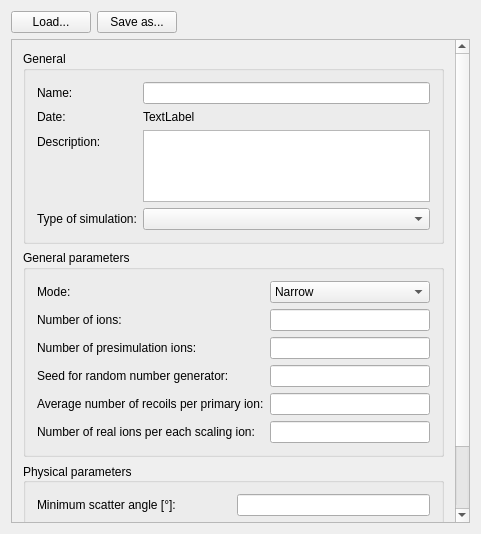
Qt form ui_files/ui_request_simulation_settings.ui (JYU-IBA/potku) before a commit.
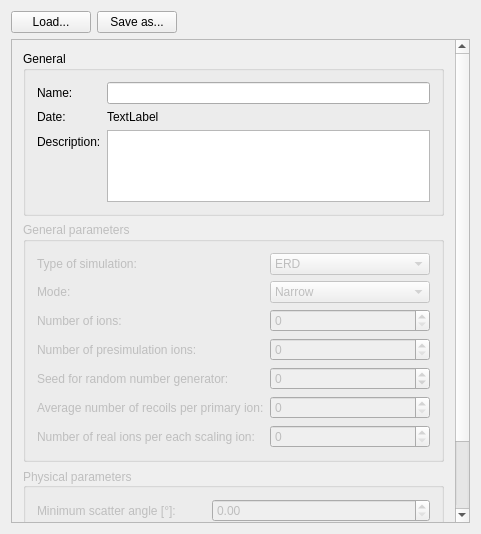
The same form after that commit.

Commit message:
Changed the behaviour of ElementSettingsDialog regarding default settings.
Now the user can toggle the default settings checkbox without losing the changes they've made. If default settings are used and applied, the specific .mcsimu setting file is removed if it exists.

What changed in the file:
```diff
--- a/ui_files/ui_request_simulation_settings.ui
+++ b/ui_files/ui_request_simulation_settings.ui
@@ -214,7 +214,7 @@
                </widget>
               </item>
               <item row="2" column="1">
-               <widget class="QPlainTextEdit" name="descriptionLineEdit">
+                <widget class="QPlainTextEdit" name="descriptionPlainTextEdit">
                 <property name="sizePolicy">
                  <sizepolicy hsizetype="Expanding" vsizetype="Fixed">
                   <horstretch>0</horstretch>
@@ -226,57 +226,16 @@
                 </property>
                </widget>
               </item>
-              <item row="3" column="0">
-               <widget class="QLabel" name="typeOfSimulationLabel_2">
-                <property name="sizePolicy">
-                 <sizepolicy hsizetype="Preferred" vsizetype="Preferred">
-                  <horstretch>0</horstretch>
-                  <verstretch>0</verstretch>
-                 </sizepolicy>
-                </property>
-                <property name="minimumSize">
-                 <size>
-                  <width>0</width>
-                  <height>0</height>
-                 </size>
-                </property>
-                <property name="text">
-                 <string>Type of simulation:</string>
-                </property>
-               </widget>
-              </item>
-              <item row="3" column="1">
-               <widget class="QComboBox" name="typeOfSimulationComboBox">
-                <property name="sizePolicy">
-                 <sizepolicy hsizetype="Expanding" vsizetype="Fixed">
-                  <horstretch>0</horstretch>
-                  <verstretch>0</verstretch>
-                 </sizepolicy>
-                </property>
-                <property name="minimumSize">
-                 <size>
-                  <width>0</width>
-                  <height>0</height>
-                 </size>
-                </property>
-                <property name="maximumSize">
-                 <size>
-                  <width>16777215</width>
-                  <height>16777215</height>
-                 </size>
-                </property>
-                <property name="layoutDirection">
-                 <enum>Qt::LeftToRight</enum>
-                </property>
-               </widget>
-              </item>
              </layout>
             </item>
            </layout>
           </widget>
          </item>
          <item>
-          <widget class="QGroupBox" name="nonphysicalParams_2">
+           <widget class="QGroupBox" name="generalParametersGroupBox">
+            <property name="enabled">
+             <bool>false</bool>
+            </property>
            <property name="sizePolicy">
             <sizepolicy hsizetype="Preferred" vsizetype="Preferred">
              <horstretch>0</horstretch>
@@ -292,7 +251,7 @@
            <layout class="QVBoxLayout" name="verticalLayout_9">
             <item>
              <layout class="QFormLayout" name="formLayout_2">
-              <item row="0" column="0">
+               <item row="1" column="0">
                <widget class="QLabel" name="recoilAngleWidthLabel_2">
                 <property name="sizePolicy">
                  <sizepolicy hsizetype="Preferred" vsizetype="Preferred">
@@ -311,7 +270,7 @@
                 </property>
                </widget>
               </item>
-              <item row="0" column="1">
+               <item row="1" column="1">
                <widget class="QComboBox" name="modeComboBox">
                 <property name="sizePolicy">
                  <sizepolicy hsizetype="Preferred" vsizetype="Fixed">
@@ -343,7 +302,7 @@
                 </item>
                </widget>
               </item>
-              <item row="1" column="0">
+               <item row="2" column="0">
                <widget class="QLabel" name="numberOfIonsLabel_2">
                 <property name="sizePolicy">
                  <sizepolicy hsizetype="Preferred" vsizetype="Preferred">
@@ -362,29 +321,17 @@
                 </property>
                </widget>
               </item>
-              <item row="1" column="1">
-               <widget class="QLineEdit" name="noOfIonsLineEdit">
-                <property name="sizePolicy">
-                 <sizepolicy hsizetype="Expanding" vsizetype="Fixed">
-                  <horstretch>0</horstretch>
-                  <verstretch>0</verstretch>
-                 </sizepolicy>
-                </property>
-                <property name="minimumSize">
-                 <size>
-                  <width>0</width>
-                  <height>0</height>
-                 </size>
-                </property>
-                <property name="maximumSize">
-                 <size>
-                  <width>16777215</width>
-                  <height>16777215</height>
-                 </size>
+               <item row="2" column="1">
+                <widget class="QSpinBox" name="numberOfIonsSpinBox">
+                 <property name="maximum">
+                  <number>999999999</number>
+                 </property>
+                 <property name="singleStep">
+                  <number>100000</number>
                 </property>
                </widget>
               </item>
-              <item row="2" column="0">
+               <item row="3" column="0">
                <widget class="QLabel" name="numberOfPresimuIonsLabel_2">
                 <property name="sizePolicy">
                  <sizepolicy hsizetype="Preferred" vsizetype="Preferred">
@@ -403,7 +350,17 @@
                 </property>
                </widget>
               </item>
-              <item row="3" column="0">
+               <item row="3" column="1">
+                <widget class="QSpinBox" name="numberOfPreIonsSpinBox">
+                 <property name="maximum">
+                  <number>999999999</number>
+                 </property>
+                 <property name="singleStep">
+                  <number>10000</number>
+                 </property>
+                </widget>
+               </item>
+               <item row="4" column="0">
                <widget class="QLabel" name="seedLabel_2">
                 <property name="sizePolicy">
                  <sizepolicy hsizetype="Preferred" vsizetype="Preferred">
@@ -422,70 +379,43 @@
                 </property>
                </widget>
               </item>
-              <item row="3" column="1">
-               <widget class="QLineEdit" name="seedLineEdit">
-                <property name="sizePolicy">
-                 <sizepolicy hsizetype="Expanding" vsizetype="Fixed">
-                  <horstretch>0</horstretch>
-                  <verstretch>0</verstretch>
-                 </sizepolicy>
-                </property>
-                <property name="minimumSize">
-                 <size>
-                  <width>0</width>
-                  <height>0</height>
-                 </size>
-                </property>
-                <property name="maximumSize">
-                 <size>
-                  <width>16777215</width>
-                  <height>16777215</height>
-                 </size>
-                </property>
-               </widget>
-              </item>
-              <item row="4" column="0">
-               <widget class="QLabel" name="averageNumberOfRecoilsLabel_2">
-                <property name="sizePolicy">
-                 <sizepolicy hsizetype="Preferred" vsizetype="Preferred">
-                  <horstretch>0</horstretch>
-                  <verstretch>0</verstretch>
-                 </sizepolicy>
-                </property>
-                <property name="minimumSize">
-                 <size>
-                  <width>0</width>
-                  <height>0</height>
-                 </size>
-                </property>
-                <property name="text">
-                 <string>Average number of recoils per primary ion:</string>
-                </property>
-               </widget>
-              </item>
               <item row="4" column="1">
-               <widget class="QLineEdit" name="noOfRecoilsLineEdit">
-                <property name="sizePolicy">
-                 <sizepolicy hsizetype="Expanding" vsizetype="Fixed">
-                  <horstretch>0</horstretch>
-                  <verstretch>0</verstretch>
-                 </sizepolicy>
-                </property>
-                <property name="minimumSize">
-                 <size>
-                  <width>0</width>
-                  <height>0</height>
-                 </size>
-                </property>
-                <property name="maximumSize">
-                 <size>
-                  <width>16777215</width>
-                  <height>16777215</height>
-                 </size>
+                <widget class="QSpinBox" name="seedSpinBox">
+                 <property name="minimum">
+                  <number>-999999999</number>
+                 </property>
+                 <property name="maximum">
+                  <number>999999999</number>
                 </property>
                </widget>
               </item>
               <item row="5" column="0">
+                <widget class="QLabel" name="averageNumberOfRecoilsLabel_2">
+                 <property name="sizePolicy">
+                  <sizepolicy hsizetype="Preferred" vsizetype="Preferred">
+                   <horstretch>0</horstretch>
+                   <verstretch>0</verstretch>
+                  </sizepolicy>
+                 </property>
+                 <property name="minimumSize">
+                  <size>
+                   <width>0</width>
+                   <height>0</height>
+                  </size>
+                 </property>
+                 <property name="text">
+                  <string>Average number of recoils per primary ion:</string>
+                 </property>
+                </widget>
+               </item>
+               <item row="5" column="1">
+                <widget class="QSpinBox" name="numberOfRecoilsSpinBox">
+                 <property name="maximum">
+                  <number>999999999</number>
+                 </property>
+                </widget>
+               </item>
+               <item row="6" column="0">
                <widget class="QLabel" name="numberOfRealIonsLabel_2">
                 <property name="sizePolicy">
                  <sizepolicy hsizetype="Preferred" vsizetype="Preferred">
@@ -504,10 +434,17 @@
                 </property>
                </widget>
               </item>
-              <item row="5" column="1">
-               <widget class="QLineEdit" name="noOfScalingLineEdit">
+               <item row="6" column="1">
+                <widget class="QSpinBox" name="numberOfScalingIonsSpinBox">
+                 <property name="maximum">
+                  <number>999999999</number>
+                 </property>
+                </widget>
+               </item>
+               <item row="0" column="0">
+                <widget class="QLabel" name="typeOfSimulationLabel_2">
                 <property name="sizePolicy">
-                 <sizepolicy hsizetype="Expanding" vsizetype="Fixed">
+                  <sizepolicy hsizetype="Preferred" vsizetype="Preferred">
                   <horstretch>0</horstretch>
                   <verstretch>0</verstretch>
                  </sizepolicy>
@@ -518,16 +455,13 @@
                   <height>0</height>
                  </size>
                 </property>
-                <property name="maximumSize">
-                 <size>
-                  <width>16777215</width>
-                  <height>16777215</height>
-                 </size>
+                 <property name="text">
+                  <string>Type of simulation:</string>
                 </property>
                </widget>
               </item>
-              <item row="2" column="1">
-               <widget class="QLineEdit" name="noOfPreionsLineEdit">
+               <item row="0" column="1">
+                <widget class="QComboBox" name="typeOfSimulationComboBox">
                 <property name="sizePolicy">
                  <sizepolicy hsizetype="Expanding" vsizetype="Fixed">
                   <horstretch>0</horstretch>
@@ -546,6 +480,19 @@
                   <height>16777215</height>
                  </size>
                 </property>
+                 <property name="layoutDirection">
+                  <enum>Qt::LeftToRight</enum>
+                 </property>
+                 <item>
+                  <property name="text">
+                   <string>ERD</string>
+                  </property>
+                 </item>
+                 <item>
+                  <property name="text">
+                   <string>RBS</string>
+                  </property>
+                 </item>
                </widget>
               </item>
              </layout>
@@ -554,7 +501,10 @@
           </widget>
          </item>
          <item>
-          <widget class="QGroupBox" name="simulationTypeSpecificParams_2">
+           <widget class="QGroupBox" name="physicalParametersGroupBox">
+            <property name="enabled">
+             <bool>false</bool>
+            </property>
            <property name="sizePolicy">
             <sizepolicy hsizetype="Preferred" vsizetype="Preferred">
              <horstretch>0</horstretch>
@@ -570,141 +520,51 @@
            <property name="flat">
             <bool>false</bool>
            </property>
-           <layout class="QVBoxLayout" name="verticalLayout_3">
-            <item>
-             <layout class="QHBoxLayout" name="targetAngleLayout_3">
-              <item>
-               <widget class="QLabel" name="targetAngleLabel_3">
-                <property name="sizePolicy">
-                 <sizepolicy hsizetype="Preferred" vsizetype="Preferred">
-                  <horstretch>0</horstretch>
-                  <verstretch>0</verstretch>
-                 </sizepolicy>
-                </property>
-                <property name="minimumSize">
-                 <size>
-                  <width>0</width>
-                  <height>0</height>
-                 </size>
-                </property>
+            <layout class="QFormLayout" name="formLayout_3">
+             <item row="0" column="0">
+              <widget class="QLabel" name="minimumScatterAngleLabel">
                 <property name="text">
                  <string>Minimum scatter angle [°]:</string>
                 </property>
                </widget>
               </item>
-              <item>
-               <widget class="QLineEdit" name="scatterLineEdit">
-                <property name="sizePolicy">
-                 <sizepolicy hsizetype="Preferred" vsizetype="Fixed">
-                  <horstretch>0</horstretch>
-                  <verstretch>0</verstretch>
-                 </sizepolicy>
-                </property>
-                <property name="minimumSize">
-                 <size>
-                  <width>0</width>
-                  <height>0</height>
-                 </size>
-                </property>
-                <property name="maximumSize">
-                 <size>
-                  <width>16777215</width>
-                  <height>16777215</height>
-                 </size>
-                </property>
-               </widget>
-              </item>
-             </layout>
-            </item>
-            <item>
-             <layout class="QHBoxLayout" name="targetAngleLayout_5">
-              <item>
-               <widget class="QLabel" name="targetAngleLabel_5">
-                <property name="sizePolicy">
-                 <sizepolicy hsizetype="Preferred" vsizetype="Preferred">
-                  <horstretch>0</horstretch>
-                  <verstretch>0</verstretch>
-                 </sizepolicy>
-                </property>
-                <property name="minimumSize">
-                 <size>
-                  <width>0</width>
-                  <height>0</height>
-                 </size>
-                </property>
+             <item row="0" column="1">
+              <widget class="QDoubleSpinBox" name="minimumScatterAngleDoubleSpinBox">
+               <property name="maximum">
+                <double>9999999999999999583119736832.000000000000000</double>
+               </property>
+              </widget>
+             </item>
+             <item row="2" column="0">
+              <widget class="QLabel" name="minimumEnergyLabel">
+               <property name="text">
+                <string>Minimum energy [MeV]</string>
+               </property>
+              </widget>
+             </item>
+             <item row="2" column="1">
+              <widget class="QDoubleSpinBox" name="minimumEnergyDoubleSpinBox">
+               <property name="maximum">
+                <double>99999999999999991611392.000000000000000</double>
+               </property>
+               <property name="singleStep">
+                <double>0.100000000000000</double>
+               </property>
+              </widget>
+             </item>
+             <item row="1" column="0">
+              <widget class="QLabel" name="minimumMainScatterAngleLabel">
                 <property name="text">
                  <string>Minimum main scatter angle [°]:</string>
                 </property>
                </widget>
               </item>
-              <item>
-               <widget class="QLineEdit" name="mainScatterLineEdit">
-                <property name="sizePolicy">
-                 <sizepolicy hsizetype="Preferred" vsizetype="Fixed">
-                  <horstretch>0</horstretch>
-                  <verstretch>0</verstretch>
-                 </sizepolicy>
-                </property>
-                <property name="minimumSize">
-                 <size>
-                  <width>0</width>
-                  <height>0</height>
-                 </size>
-                </property>
-                <property name="maximumSize">
-                 <size>
-                  <width>16777215</width>
-                  <height>16777215</height>
-                 </size>
-                </property>
-               </widget>
-              </item>
-             </layout>
-            </item>
-            <item>
-             <layout class="QHBoxLayout" name="targetAngleLayout_6">
-              <item>
-               <widget class="QLabel" name="targetAngleLabel_6">
-                <property name="sizePolicy">
-                 <sizepolicy hsizetype="Preferred" vsizetype="Preferred">
-                  <horstretch>0</horstretch>
-                  <verstretch>0</verstretch>
-                 </sizepolicy>
-                </property>
-                <property name="minimumSize">
-                 <size>
-                  <width>0</width>
-                  <height>0</height>
-                 </size>
-                </property>
-                <property name="text">
-                 <string>Minimum energy [MeV]:</string>
-                </property>
-               </widget>
-              </item>
-              <item>
-               <widget class="QLineEdit" name="energyLineEdit">
-                <property name="sizePolicy">
-                 <sizepolicy hsizetype="Preferred" vsizetype="Fixed">
-                  <horstretch>0</horstretch>
-                  <verstretch>0</verstretch>
-                 </sizepolicy>
-                </property>
-                <property name="minimumSize">
-                 <size>
-                  <width>0</width>
-                  <height>0</height>
-                 </size>
-                </property>
-                <property name="maximumSize">
-                 <size>
-                  <width>16777215</width>
-                  <height>16777215</height>
-                 </size>
-                </property>
-               </widget>
-              </item>
-             </layout>
+             <item row="1" column="1">
+              <widget class="QDoubleSpinBox" name="minimumMainScatterAngleDoubleSpinBox">
+               <property name="maximum">
+                <double>10000000000000000905969664.000000000000000</double>
+               </property>
+              </widget>
             </item>
            </layout>
           </widget>
```
Lines whose indentation alone changed are shown as unchanged. The commit also changes 2 other files.
